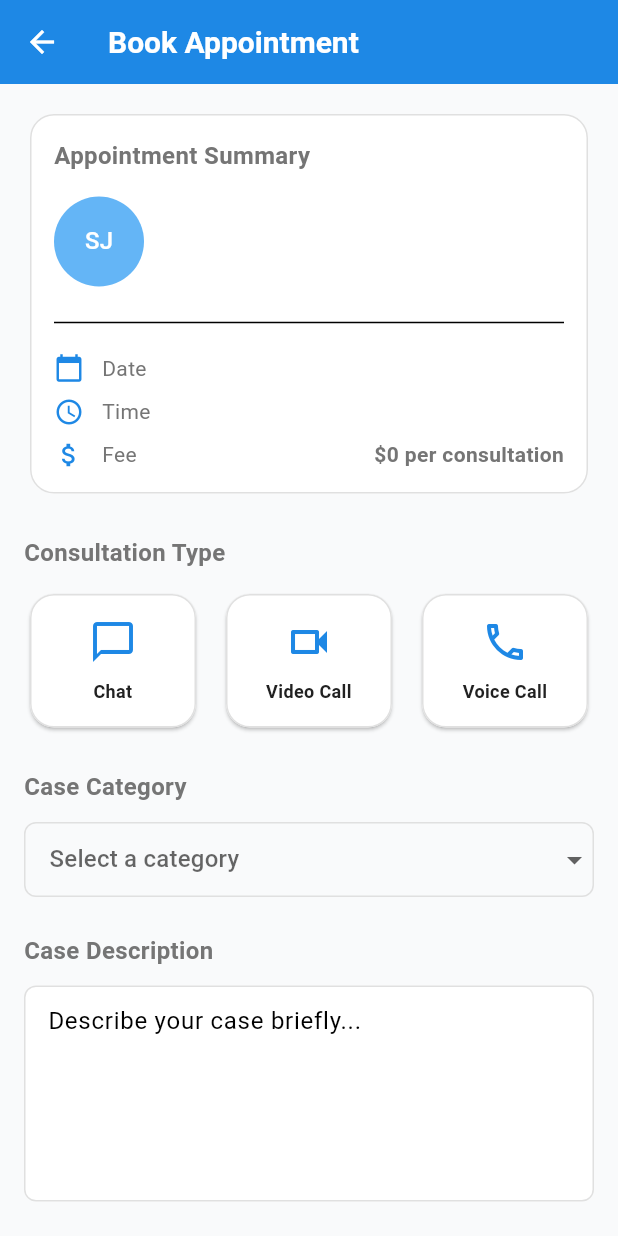
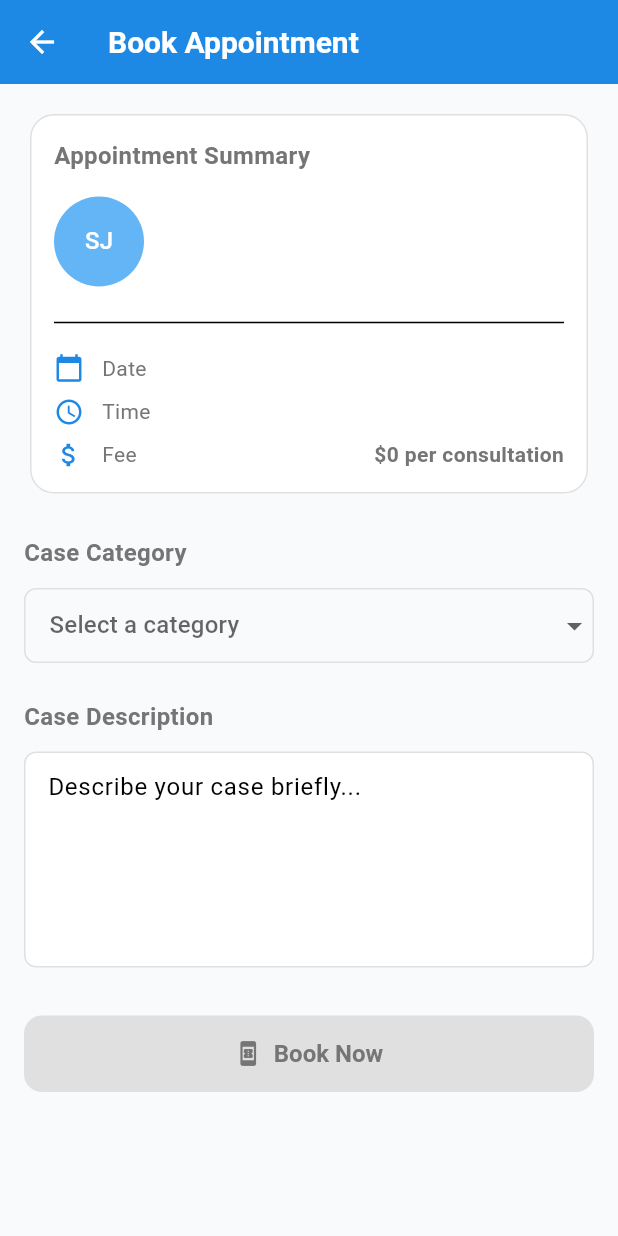
Before and after one commit to shadabtanjeed/CaseMate, a Flutter app: the BookingScreen screen opened directly with empty values, on a phone screen of 412 x 824 dp. Run offline on Flutter 3.47's test engine with Material 3 defaults, Android fonts, the phone set to English and light mode, and no system bars; our stand-ins replace equatable, flutter_dotenv, flutter_markdown, flutter_riverpod, flutter_secure_storage, google_fonts; accounts and stored records are empty.

Commit message:
minor changes

```diff
--- a/frontend/lib/features/lawyer/presentation/screens/booking_screen.dart
+++ b/frontend/lib/features/lawyer/presentation/screens/booking_screen.dart
@@ -39,6 +39,23 @@ class _BookingScreenState extends State<BookingScreen> {
     super.dispose();
   }
 
+  String _formatTimeToAMPM(String time24) {
+    try {
+      final parts = time24.split(':');
+      if (parts.length != 2) return time24;
+
+      final hour = int.parse(parts[0]);
+      final minute = parts[1];
+
+      final period = hour >= 12 ? 'PM' : 'AM';
+      final hour12 = hour == 0 ? 12 : (hour > 12 ? hour - 12 : hour);
+
+      return '$hour12:$minute $period';
+    } catch (e) {
+      return time24;
+    }
+  }
+
   bool get _isComplete {
     return _consultationType != null &&
         _caseCategory != null &&
@@ -63,10 +80,6 @@ class _BookingScreenState extends State<BookingScreen> {
             _buildSummaryCard(),
             const SizedBox(height: 24),
 
-            // Consultation Type section
-            _buildConsultationTypeSection(),
-            const SizedBox(height: 24),
-
             // Case Category section
             _buildCaseCategorySection(),
             const SizedBox(height: 24),
@@ -75,8 +88,8 @@ class _BookingScreenState extends State<BookingScreen> {
             _buildCaseDescriptionSection(),
             const SizedBox(height: 32),
 
-            // Proceed to Payment button
-            _buildProceedButton(context),
+            // Book Now button
+            _buildBookNowButton(context),
             const SizedBox(height: 16),
           ],
         ),
@@ -88,6 +101,7 @@ class _BookingScreenState extends State<BookingScreen> {
     final timeSlot = widget.selectedSlot.split('_').length > 1
         ? widget.selectedSlot.split('_')[1]
         : '';
+    final formattedTime = _formatTimeToAMPM(timeSlot);
 
     return Card(
       child: Padding(
@@ -146,7 +160,7 @@ class _BookingScreenState extends State<BookingScreen> {
             _buildSummaryRow(
               Icons.access_time,
               'Time',
-              timeSlot,
+              formattedTime,
             ),
             const SizedBox(height: 8),
             _buildSummaryRow(
@@ -175,88 +189,6 @@ class _BookingScreenState extends State<BookingScreen> {
           style: const TextStyle(fontWeight: FontWeight.w600, fontSize: 14),
         ),
       ],
-    );
-  }
-
-  Widget _buildConsultationTypeSection() {
-    return Column(
-      crossAxisAlignment: CrossAxisAlignment.start,
-      children: [
-        const Text(
-          'Consultation Type',
-          style: TextStyle(fontWeight: FontWeight.w600, fontSize: 16),
-        ),
-        const SizedBox(height: 12),
-        Row(
-          children: [
-            Expanded(
-              child: _buildConsultationOption(
-                'Chat',
-                Icons.chat_bubble_outline,
-                'chat',
-              ),
-            ),
-            const SizedBox(width: 12),
-            Expanded(
-              child: _buildConsultationOption(
-                'Video Call',
-                Icons.videocam_outlined,
-                'video',
-              ),
-            ),
-            const SizedBox(width: 12),
-            Expanded(
-              child: _buildConsultationOption(
-                'Voice Call',
-                Icons.call_outlined,
-                'voice',
-              ),
-            ),
-          ],
-        ),
-      ],
-    );
-  }
-
-  Widget _buildConsultationOption(
-    String label,
-    IconData icon,
-    String value,
-  ) {
-    final isSelected = _consultationType == value;
-
-    return GestureDetector(
-      onTap: () {
-        setState(() {
-          _consultationType = value;
-        });
-      },
-      child: Card(
-        elevation: isSelected ? 4 : 1,
-        color: isSelected ? AppTheme.primaryBlue : Colors.white,
-        child: Padding(
-          padding: const EdgeInsets.symmetric(vertical: 16),
-          child: Column(
-            children: [
-              Icon(
-                icon,
-                size: 32,
-                color: isSelected ? Colors.white : AppTheme.primaryBlue,
-              ),
-              const SizedBox(height: 8),
-              Text(
-                label,
-                style: TextStyle(
-                  fontWeight: FontWeight.w600,
-                  fontSize: 12,
-                  color: isSelected ? Colors.white : AppTheme.textPrimary,
-                ),
-                textAlign: TextAlign.center,
-              ),
-            ],
-          ),
-        ),
-      ),
     );
   }
 
@@ -343,22 +275,22 @@ class _BookingScreenState extends State<BookingScreen> {
     );
   }
 
-  Widget _buildProceedButton(BuildContext context) {
+  Widget _buildBookNowButton(BuildContext context) {
     return SizedBox(
       width: double.infinity,
       child: ElevatedButton.icon(
         onPressed: _isComplete
             ? () {
-                // TODO: Implement payment logic
+                // TODO: Implement booking logic
                 ScaffoldMessenger.of(context).showSnackBar(
                   const SnackBar(
-                    content: Text('Proceeding to payment...'),
+                    content: Text('Booking appointment...'),
                   ),
                 );
               }
             : null,
-        icon: const Icon(Icons.payment),
-        label: const Text('Proceed to Payment'),
+        icon: const Icon(Icons.book_online),
+        label: const Text('Book Now'),
         style: ElevatedButton.styleFrom(
           padding: const EdgeInsets.symmetric(vertical: 16),
           backgroundColor: AppTheme.primaryBlue,
```
Also changed, not shown: frontend/lib/features/chat/presentation/screens/chatbot_screen.dart (+4 -4 lines), frontend/lib/features/lawyer/data/models/lawyer_model.dart (+17 -34 lines), frontend/lib/features/lawyer/presentation/screens/lawyer_detail_screen.dart (+43 -25 lines).
